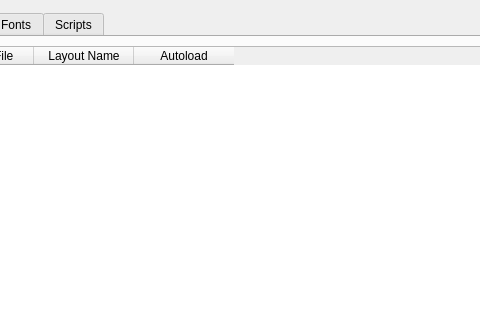
The window that code/qttoolkit/leveleditor2/ui/uidialog.ui (gscept/nebula-trifid) describes before a commit, drawn with Qt 5; both pictures show x 89 to 569 and y 0 to 320 of the 847 by 472 pixel window.
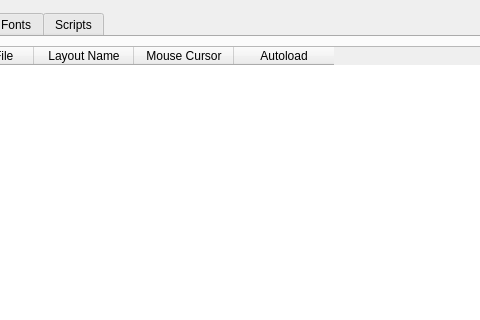
The same window after the commit. The open tabs and pages were chosen to show the change.

Commit message: *scripting* *ui* - added option to mark layouts as cursor layout (they will be autoloaded and activated) - added scripting functions to select cursor layouts to UI and to enable/disable the system mouse cursor

Diff of the .ui file:
```diff
--- a/code/qttoolkit/leveleditor2/ui/uidialog.ui
+++ b/code/qttoolkit/leveleditor2/ui/uidialog.ui
@@ -40,7 +40,7 @@
             <enum>QAbstractItemView::SingleSelection</enum>
            </property>
            <property name="columnCount">
-            <number>3</number>
+            <number>4</number>
            </property>
            <attribute name="verticalHeaderVisible">
             <bool>false</bool>
@@ -55,6 +55,11 @@
              <string>Layout Name</string>
             </property>
            </column>
+           <column>
+            <property name="text">
+             <string>Mouse Cursor</string>
+            </property>
+           </column>
            <column>
             <property name="text">
              <string>Autoload</string>
```
Left out of the diff: 2 changed lines with no effect on the pictures. The commit also changes 6 other files.
